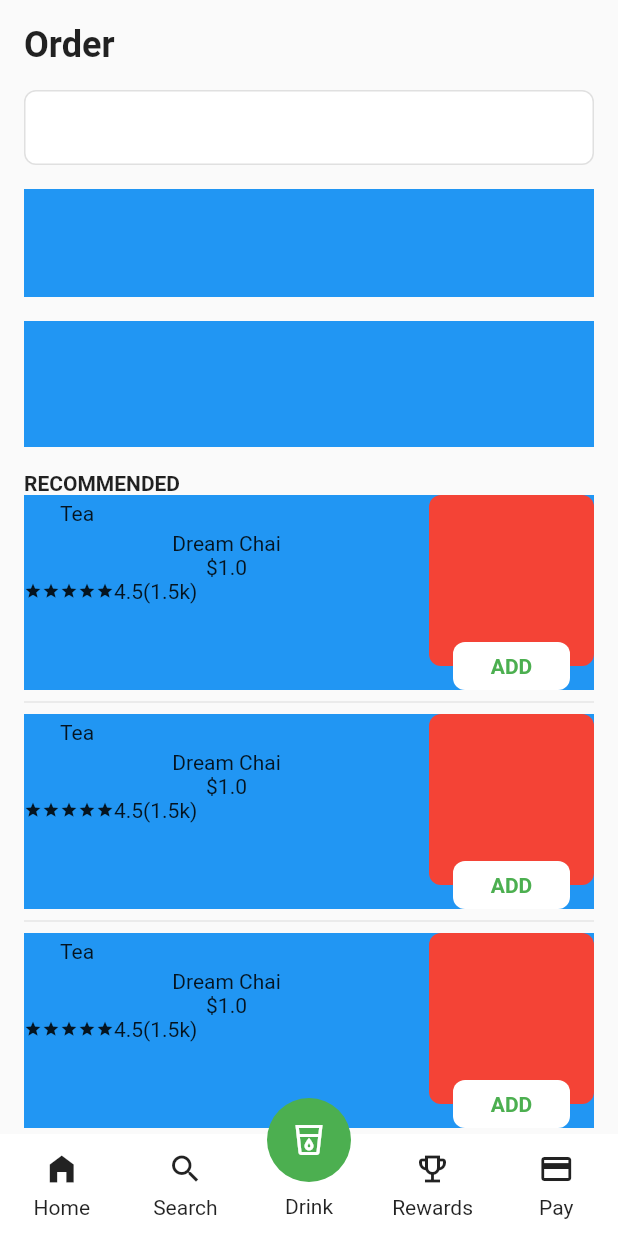
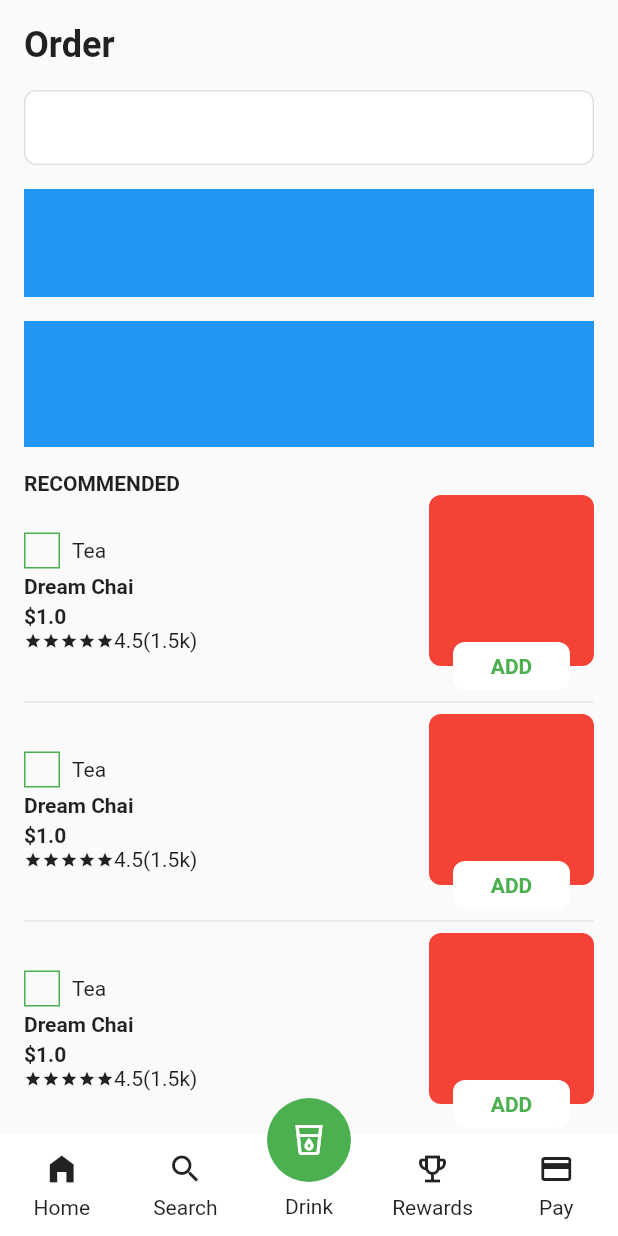
Before and after one commit to JAICHANGPARK/flutter_notebook_chapter_31, a Flutter app: the TeaDrinkMainPage screen opened directly, after a tap on "Drink", on a phone screen of 412 x 824 dp. Run offline on Flutter 3.47's test engine with Material 2 defaults, Android fonts, the phone set to English and light mode, and no system bars; network calls fail.

Commit message:
Update tea_drink_widget.dart

```diff
--- a/lib/ep1551_tea_drink_app/view/tea_drink_widget.dart
+++ b/lib/ep1551_tea_drink_app/view/tea_drink_widget.dart
@@ -50,24 +50,36 @@ class TeaDrinkWidget extends StatelessWidget {
             itemBuilder: (context, index) {
               return Container(
                 height: 130,
-                color: Colors.blue,
                 child: Row(
                   children: [
                     Expanded(
                         child: Column(
+                      crossAxisAlignment: CrossAxisAlignment.start,
+                      mainAxisAlignment: MainAxisAlignment.center,
                       children: [
                         Row(
                           children: [
                             Container(
                               height: 24,
                               width: 24,
-                              decoration: BoxDecoration(),
+                              decoration: BoxDecoration(
+                                border: Border.all(
+                                  color: Colors.green,
+                                ),
+                              ),
                             ),
+                            SizedBox(width: 8,),
                             Text("Tea"),
                           ],
                         ),
-                        Text("Dream Chai"),
-                        Text("\$1.0"),
+                        SizedBox(height: 4,),
+                        Text("Dream Chai", style: TextStyle(
+                          fontWeight: FontWeight.bold,
+                        ),),
+                        SizedBox(height: 4,),
+                        Text("\$1.0", style: TextStyle(
+                          fontWeight: FontWeight.bold,
+                        ),),
                         Row(
                           children: [
                             ...List.generate(
```
